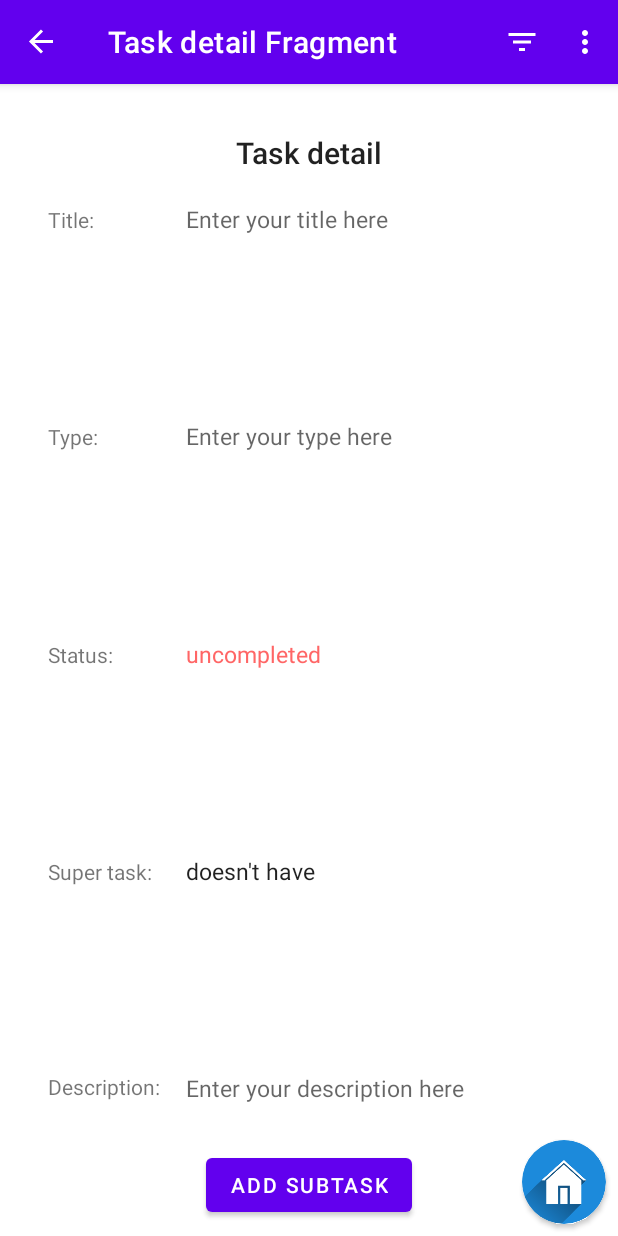
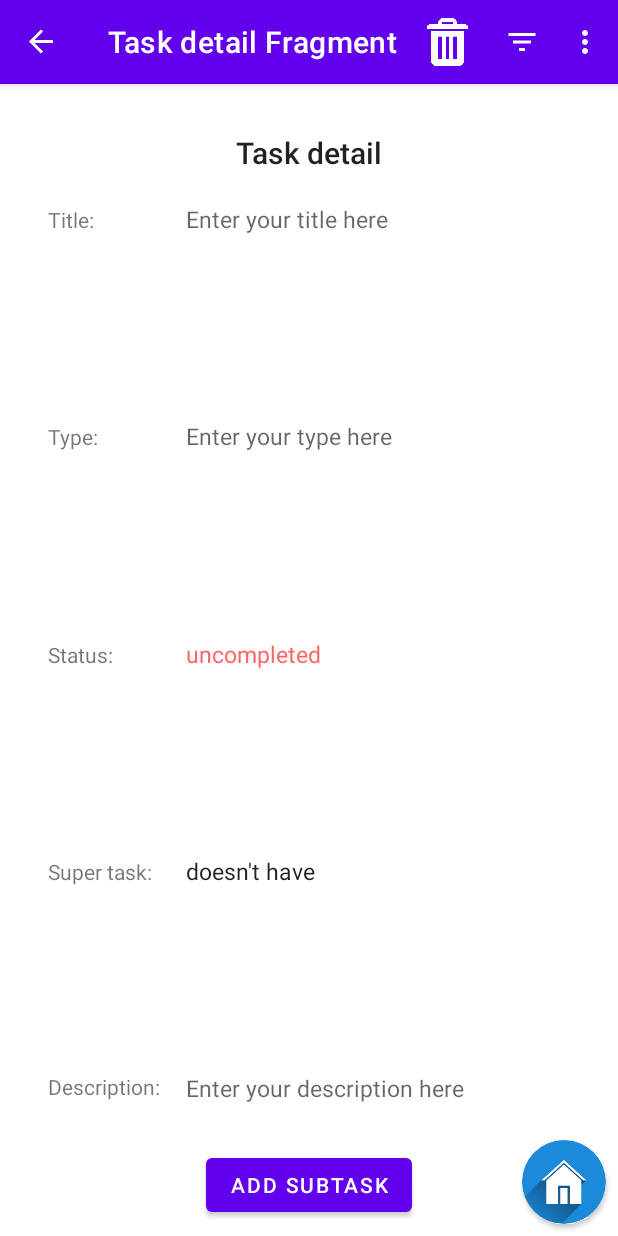
Before and after one commit to Andres741/TaskForestApp, an Android app: the TaskDetailFragment screen opened through its navigation route, on a phone screen of 412 x 824 dp. Run offline under Robolectric (Android 15) with nearby library versions, the phone set to English and light mode, and no system bars; our stand-ins replace Dagger/Hilt's generated code, data binding, navigation-ui, paging; 3 statements that could not run were skipped.

Commit message:
Menus to delete tasks implemented.

```diff
--- a/app/src/main/java/com/example/taskscheduler/data/sources/local/RoomTaskRepository.kt
+++ b/app/src/main/java/com/example/taskscheduler/data/sources/local/RoomTaskRepository.kt
@@ -22,16 +22,15 @@ import javax.inject.Singleton
 @Singleton
 class RoomTaskRepository @Inject constructor(
     private val taskDao: TaskDao,
-    private val subTaskDao: SubTaskDao,
     private val taskAndSubTaskDao: TaskAndSubTaskDao,
 ): ILocalTaskRepository {
 
     private val pagingConfig = PagingConfig(enablePlaceholders = false, pageSize = PAGE_SIZE)
 
-    private fun taskDataFlowConstructor(source: () -> PagingSource<Int, TaskWithSuperAndSubTasks>)= Pager(
+    private fun taskDataFlowConstructor(source: () -> PagingSource<Int, TaskWithSuperAndSubTasks>) = Pager(
         config = pagingConfig,
         pagingSourceFactory = source
-    ).flow.map { it.map (::TaskModel) }//.flowOn(Dispatchers.Default)
+    ).flow.flowOn(Dispatchers.Default).map { it.map (::TaskModel) }
 
     override fun getTaskPagingSource() = taskDataFlowConstructor {
         taskDao.getTaskPagingSource()
--- a/app/src/main/java/com/example/taskscheduler/ui/main/adapters/itemAdapters/TasksAdapterViewModel.kt
+++ b/app/src/main/java/com/example/taskscheduler/ui/main/adapters/itemAdapters/TasksAdapterViewModel.kt
@@ -39,7 +39,7 @@ class TasksAdapterViewModel @Inject constructor(
         getTaskPager().cachedIn(pagingDataScopeProvider.newScope)
     )
 
-    private var filters = Filters()
+    private var filters = TaskFilters()
 
     private val filteredDataFlow = _tasksDataFlow.map { taskDataFlow ->
         taskDataFlow.map { pagingData ->
@@ -105,7 +105,7 @@ class TasksAdapterViewModel @Inject constructor(
         filters.typeFilterCriteria = typeName
     }
 
-    fun filterByIsDone(done: Boolean? = null) {
+    fun filterByIsDone(done: Boolean?) {
         filters.doneFilterCriteria = done
     }
 
@@ -147,7 +147,7 @@ class TasksAdapterViewModel @Inject constructor(
      * This class makes easy put new filters.
      * The filters of this class should be able to overlap.
      */
-    private inner class Filters {
+    private inner class TaskFilters {
 
         var doneFilterCriteria: Boolean? = null
             set(value) {
@@ -180,7 +180,7 @@ class TasksAdapterViewModel @Inject constructor(
 
 //        TODO:
 //        var dateFilter = defaultFilter
-//            set(value) {
+//            private set(value) {
 //                field = value
 //                _tasksDataFlow.observeAgain()
 //            }
@@ -188,6 +188,6 @@ class TasksAdapterViewModel @Inject constructor(
         fun andAll(task: TaskModel) = doneFilter(task) && typeFilter(task) //&& dateFilter(task)
     }
     private companion object {
-        val defaultTaskFilter = { _:TaskModel -> true }
+        val defaultTaskFilter = { _ :TaskModel -> true }
     }
 }
--- /dev/null
+++ b/app/src/main/res/menu/delete_task_options.xml
@@ -0,0 +1,13 @@
+<?xml version="1.0" encoding="utf-8"?>
+<menu
+    xmlns:android="http://schemas.android.com/apk/res/android"
+    >
+    <item
+        android:id="@+id/only_this"
+        android:title="@string/only_this"
+        />
+    <item
+        android:id="@+id/also_sub_tasks"
+        android:title="@string/also_sub_tasks"
+        />
+</menu>
--- a/app/src/main/res/menu/filter_by_done_menu.xml
+++ b/app/src/main/res/menu/filter_by_done_menu.xml
@@ -9,11 +9,9 @@
     <item
         android:id="@+id/completed"
         android:title="@string/completed_tasks"
-        android:icon="@drawable/done"
         />
     <item
         android:id="@+id/active"
         android:title="@string/active"
-        android:icon="@drawable/undone"
         />
 </menu>
--- a/app/src/main/res/menu/filter_in_task_detail.xml
+++ b/app/src/main/res/menu/filter_in_task_detail.xml
@@ -4,17 +4,24 @@
     xmlns:app="http://schemas.android.com/apk/res-auto"
     >
     <item
+        android:id="@+id/menu_delete"
+        android:icon="@drawable/trash_icon"
+        android:title="@string/delete_task"
+        app:showAsAction="ifRoom"
+        />
+    <item
         android:id="@+id/filter_by_done_sub"
         android:title="@string/filter_by_done"
-
         android:icon="@drawable/filter"
         app:showAsAction="ifRoom"
         />
+
     <item
         android:id="@+id/all_sub"
         android:title="@string/all_children"
         />
     <item
         android:id="@+id/immediate_children"
-        android:title="@string/immediate_children" />
+        android:title="@string/immediate_children"
+        />
 </menu>
--- a/app/src/main/res/menu/filter_tasks_options.xml
+++ b/app/src/main/res/menu/filter_tasks_options.xml
@@ -12,7 +12,7 @@
         />
     <item
         android:id="@+id/all"
-        android:title="@string/all_children"
+        android:title="@string/all"
         />
     <item
         android:id="@+id/only_super"
--- a/app/src/main/res/values/strings.xml
+++ b/app/src/main/res/values/strings.xml
@@ -106,8 +106,11 @@
     <string name="all_children">All children</string>
     <string name="active">undone</string>
     <string name="completed_tasks">done</string>
-    <string name="only_super_tasks">only super tasks</string>
+    <string name="only_super_tasks">Only super tasks</string>
     <string name="immediate_children">Immediate children</string>
     <string name="filter_by_done">filter by done</string>
     <string name="all">All</string>
+    <string name="delete_task">delete task</string>
+    <string name="only_this">Only this</string>
+    <string name="also_sub_tasks">Also sub tasks</string>
 </resources>
```
Also changed, not shown: app/src/main/java/com/example/taskscheduler/ui/main/taskDetail/TaskDetailFragment.kt (+18 -0 lines), app/src/main/res/drawable-v24/trash_icon.png (added).
